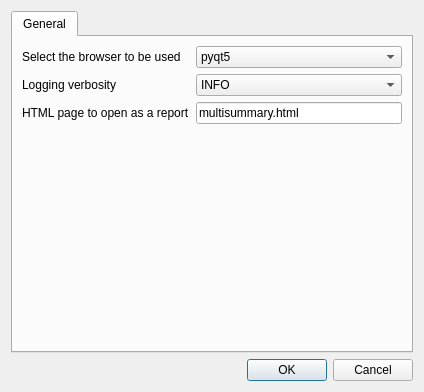
The window that sequana/gui/preferences.ui (vladsaveliev/sequana) describes before a commit, drawn with Qt 5.
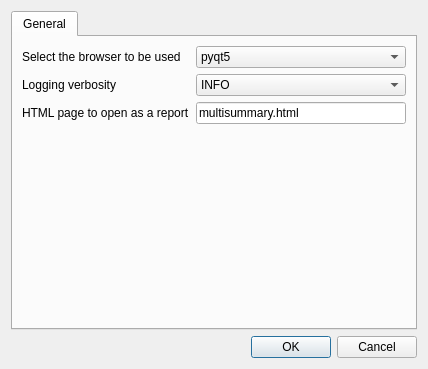
The same window after the commit.

Patch:
```diff
--- a/sequana/gui/preferences.ui
+++ b/sequana/gui/preferences.ui
@@ -6,8 +6,8 @@
    <rect>
     <x>0</x>
     <y>0</y>
-    <width>424</width>
-    <height>392</height>
+    <width>428</width>
+    <height>369</height>
    </rect>
   </property>
   <property name="windowTitle">
```
